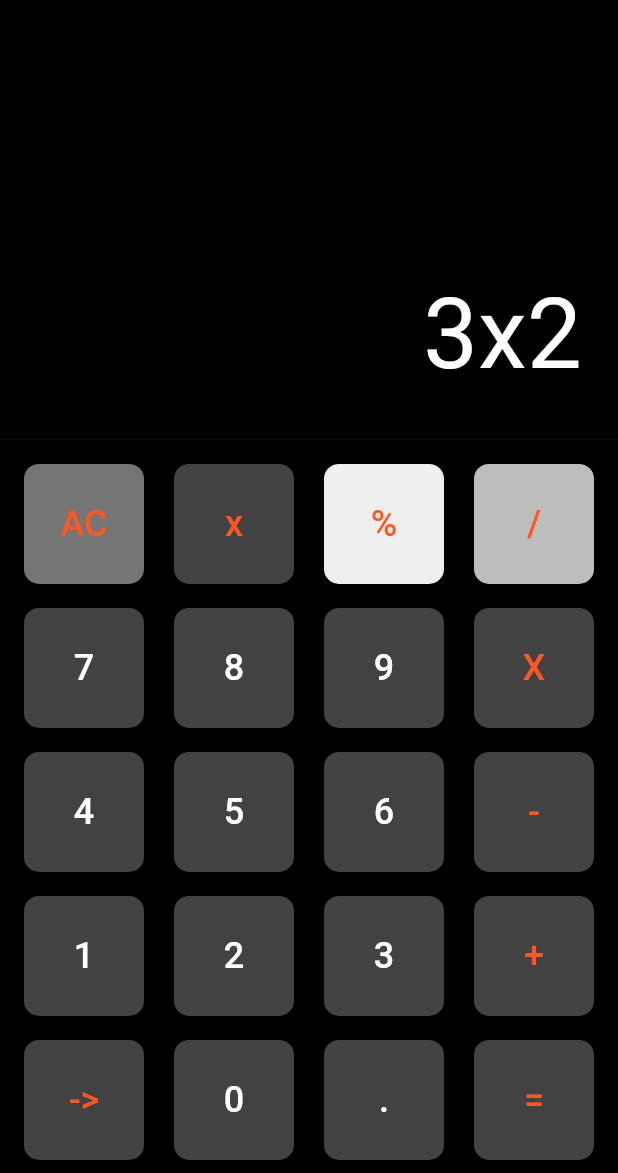
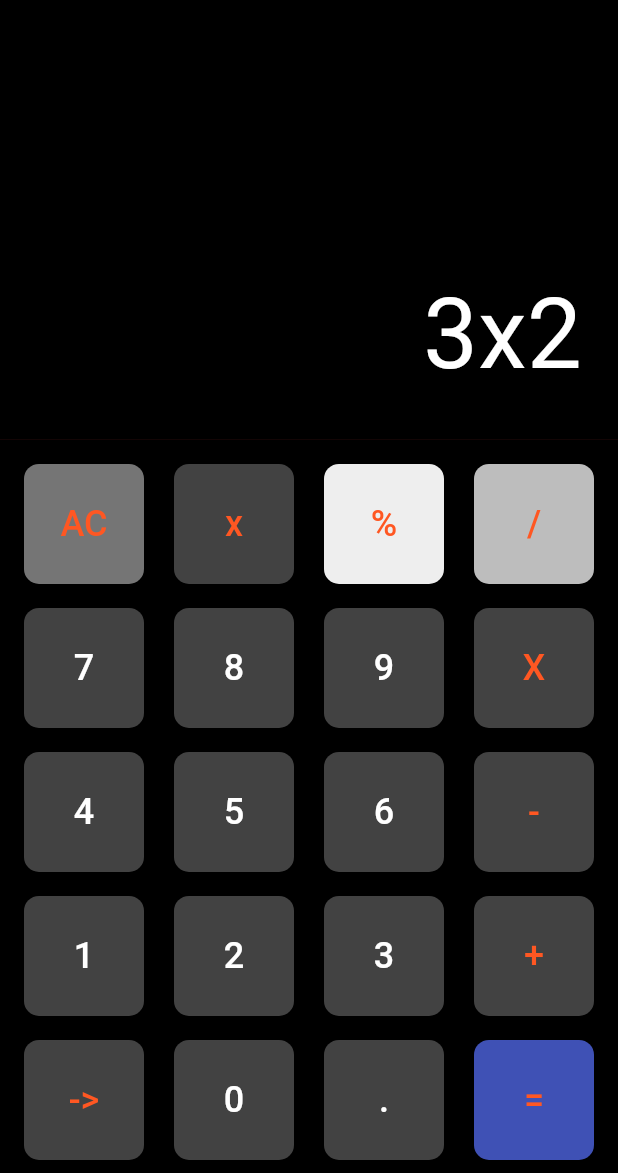
Before and after one commit to ArtoriasDWater/blog, a Flutter app: the screen it shows after launch, on a phone screen of 412 x 824 dp, the part 63-1236 px from its top. Run offline on Flutter 3.47's test engine with Material 3 defaults, Android fonts, the phone set to English and light mode, and no system bars.

```diff
--- a/lib/main.dart
+++ b/lib/main.dart
@@ -154,7 +154,7 @@ class MyApp extends StatelessWidget {
                         ),
                         BotonCalculadora(
                           texto: '=',
-                          colorFondo: Colors.grey.shade800,
+                          colorFondo: Colors.indigo,
                           colorTexto: Colors.deepOrange,
                         ),
                         // Más botones pueden ser añadidos aquí
```
